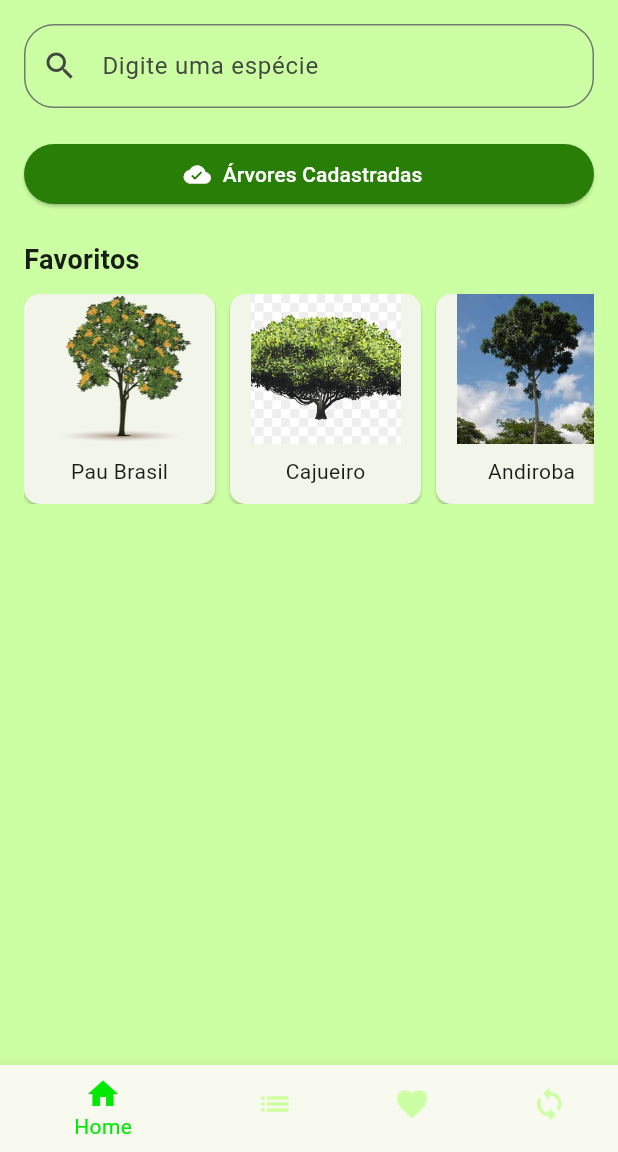
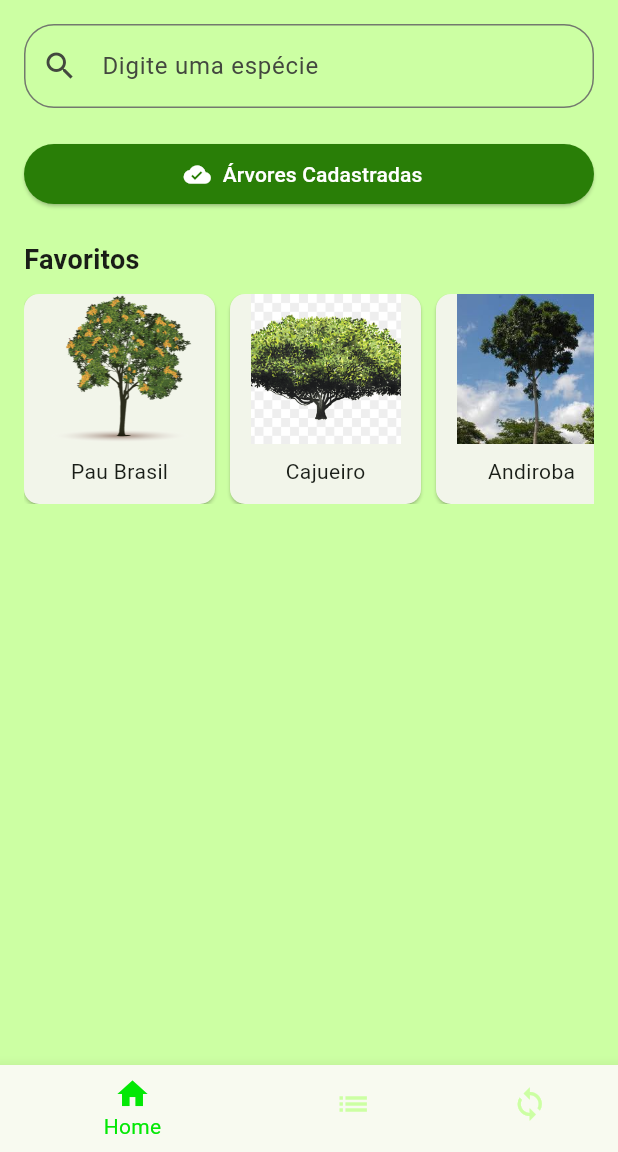
Before and after one commit to Matheusdeicke/amazontrees, a Flutter app: the TelaInicial screen opened directly, on a phone screen of 412 x 824 dp, the part 84-1236 px from its top. Run offline on Flutter 3.47's test engine with Material 3 defaults, Android fonts, the phone set to English and light mode, and no system bars.

Commit message:
Update tela_inicial.dart

```diff
--- a/lib/view/tela_inicial.dart
+++ b/lib/view/tela_inicial.dart
@@ -1,9 +1,8 @@
 import 'package:flutter/material.dart';
 import 'package:amazontrees/utils/colors.dart';
-import 'tela_home.dart'; // Importe a TelaHome
-import 'tela_lista_especies.dart'; // Importe a TelaListaEspecies
-import 'tela_favoritos.dart'; // Importe a TelaFavoritos
-import 'tela_sincronizar.dart'; // Importe a TelaSincronizar
+import 'tela_home.dart';
+import 'tela_lista_especies.dart';
+import 'tela_sincronizar.dart';
 
 class TelaInicial extends StatefulWidget {
   @override
@@ -17,7 +16,7 @@ class _TelaInicialState extends State<TelaInicial> {
   final List<Widget> _telas = [
     TelaHome(),
     TelaListaEspecies(),
-    // Adicione aqui as outras telas conforme necessário
+    //TelaSincronizar()
   ];
 
   void _onItemTapped(int index) {
@@ -98,10 +97,6 @@ class _TelaInicialState extends State<TelaInicial> {
             label: 'Lista de Espécies',
           ),
           BottomNavigationBarItem(
-            icon: Icon(Icons.favorite),
-            label: 'Favoritos',
-          ),
-          BottomNavigationBarItem(
             icon: Icon(Icons.sync),
             label: 'Sincronizar',
           ),
```
